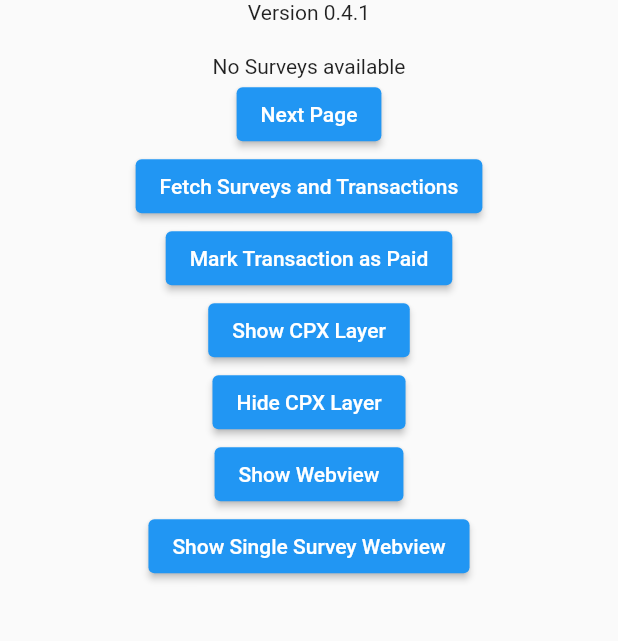
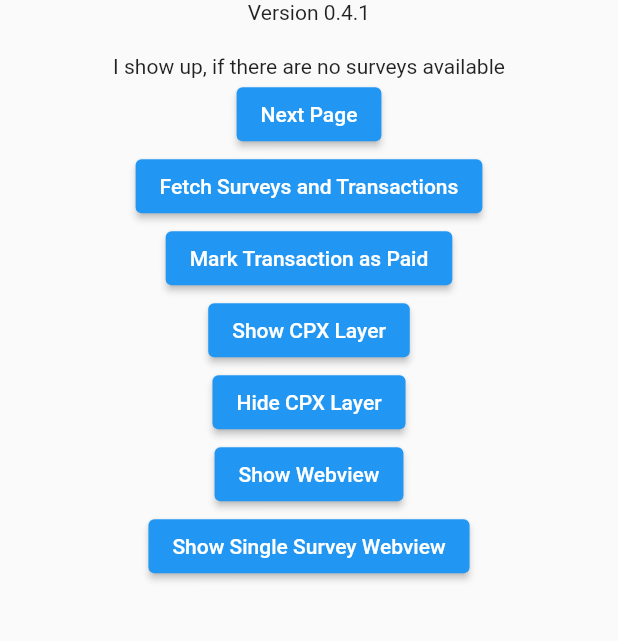
Before and after one commit to MakeOpinionGmbH/cpx-research-SDK-Flutter, a Flutter app: the screen it shows after launch, on a phone screen of 412 x 824 dp, the part 344-985 px from its top. Run offline on Flutter 3.47's test engine with Material 2 defaults, Android fonts, the light colour scheme and no system bars; our stand-ins replace webview_flutter; network calls fail.

Commit message:
update CPXSurveyCards
- add custom noSurveyWidget and hideIfEmpty bool
- fix state refresh
- update README.md

```diff
--- a/cpx_research_sdk_flutter/lib/widgets/cpx_survey_cards.dart
+++ b/cpx_research_sdk_flutter/lib/widgets/cpx_survey_cards.dart
@@ -5,9 +5,10 @@ import 'package:flutter/services.dart';
 import '../cpx_data.dart';
 
 class CPXSurveyCards extends StatefulWidget {
-  const CPXSurveyCards({Key? key, this.config, this.texts}) : super(key: key);
+  const CPXSurveyCards({Key? key, this.config, this.noSurveysWidget, this.hideIfEmpty = false}) : super(key: key);
   final CPXCardConfig? config;
-  final texts;
+  final Widget? noSurveysWidget;
+  final bool hideIfEmpty;
 
   @override
   _CPXSurveyCardsState createState() => _CPXSurveyCardsState();
@@ -18,20 +19,14 @@ class _CPXSurveyCardsState extends State<CPXSurveyCards> {
   List<Survey> surveys = [];
   late CPXCardConfig config;
 
-  var hideIfEmpty = false;
-
   void onSurveyUpdate() {
-    setState(() {
-      surveys.clear();
-      surveys.addAll(cpxData.surveys.value!);
-    });
+    setState(() => surveys = cpxData.surveys.value != null ? cpxData.surveys.value! : []);
   }
 
   @override
   void initState() {
     cpxData.surveys.addListener(onSurveyUpdate);
     config = widget.config ?? CPXCardConfig();
-
     super.initState();
   }
 
@@ -59,9 +54,9 @@ class _CPXSurveyCardsState extends State<CPXSurveyCards> {
               },
             ),
           )
-        : hideIfEmpty
+        : widget.hideIfEmpty
             ? Container()
-            : Text("No Surveys available");
+            : widget.noSurveysWidget ?? Text("No Surveys available");
   }
 }
 
--- a/lib/main.dart
+++ b/lib/main.dart
@@ -134,7 +134,7 @@ class _MyHomePageState extends State<MyHomePage> {
             ),
             Text('Version 0.4.1'),
             SizedBox(height: 20),
-            CPXSurveyCards(),
+            CPXSurveyCards(noSurveysWidget: Text('I show up, if there are no surveys available'),),
             ElevatedButton(
               onPressed: () {
                 Navigator.push(
```
Also changed, not shown: 2 other files.
